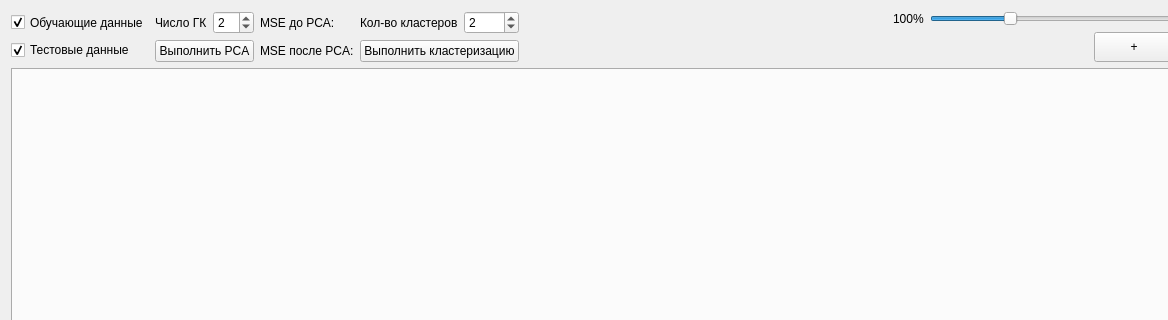
This is src/gui/chartwidget.ui in Redgrxve/PCA-Learning as Qt 5 draws it before an edit; both pictures show x 0 to 1168 and y 0 to 320 of the 1271 by 676 pixel window. The edited form follows.
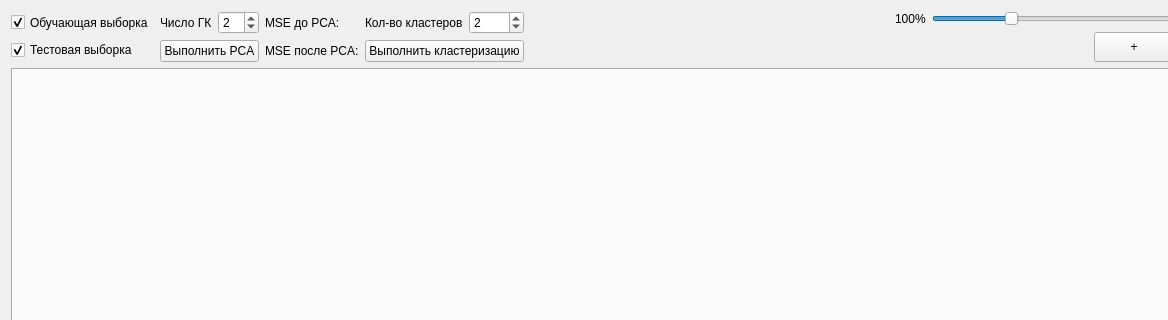
This is the edited form.

What changed in the file:
```diff
--- a/src/gui/chartwidget.ui
+++ b/src/gui/chartwidget.ui
@@ -27,7 +27,7 @@
           </size>
          </property>
          <property name="text">
-          <string>Обучающие данные</string>
+          <string>Обучающая выборка</string>
          </property>
          <property name="checked">
           <bool>true</bool>
@@ -37,7 +37,7 @@
        <item row="1" column="0">
         <widget class="QCheckBox" name="testDataCheckBox">
          <property name="text">
-          <string>Тестовые данные</string>
+          <string>Тестовая выборка</string>
          </property>
          <property name="checked">
           <bool>true</bool>
```
